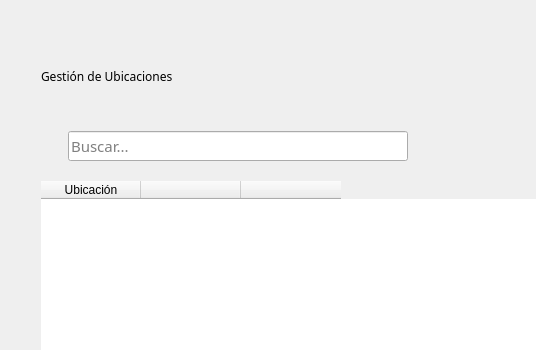
MaxAPBusiness/Blustock, file blustock/ui/screens_uis/ubicaciones.ui: the form before one commit; both pictures show x 0 to 536 and y 0 to 350 of the 759 by 475 pixel window.
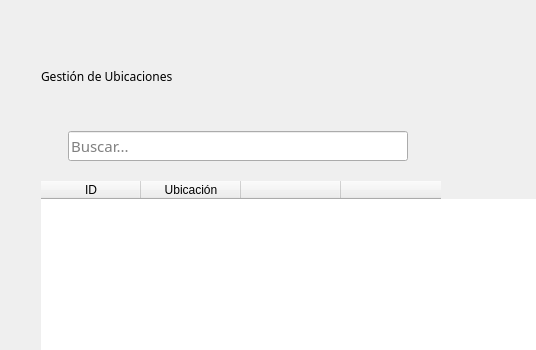
The form after the commit. Icons and pictures are not drawn.

```diff
--- a/blustock/ui/screens_uis/ubicaciones.ui
+++ b/blustock/ui/screens_uis/ubicaciones.ui
@@ -155,6 +155,11 @@
        <attribute name="verticalHeaderCascadingSectionResizes">
         <bool>false</bool>
        </attribute>
+       <column>
+        <property name="text">
+         <string>ID</string>
+        </property>
+       </column>
        <column>
         <property name="text">
          <string>Ubicación</string>
```
